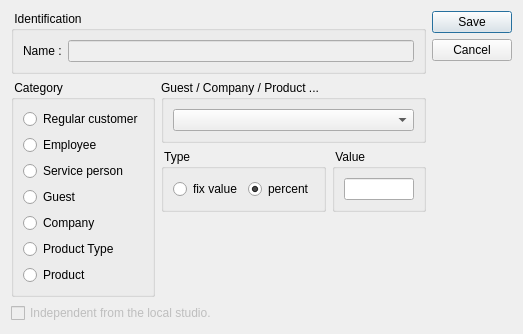
This is client/dlgdiscountedit.ui in tbikfalvi/Belenus as Qt 5 draws it before an edit. The edited form follows.
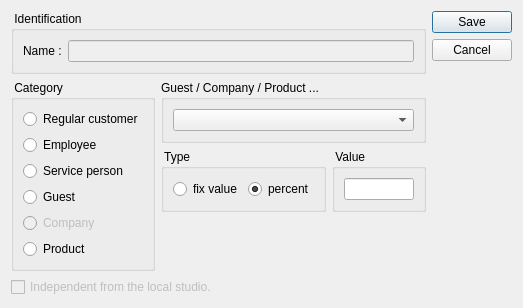
This is the edited form.

The edit to the form file:
```diff
--- a/client/dlgdiscountedit.ui
+++ b/client/dlgdiscountedit.ui
@@ -7,7 +7,7 @@
     <x>0</x>
     <y>0</y>
     <width>496</width>
-    <height>294</height>
+    <height>271</height>
    </rect>
   </property>
   <property name="windowTitle">
@@ -83,20 +83,13 @@
             <item>
              <widget class="QRadioButton" name="rbCompany">
               <property name="enabled">
-               <bool>true</bool>
+               <bool>false</bool>
               </property>
               <property name="text">
                <string>Company</string>
               </property>
              </widget>
             </item>
-            <item>
-             <widget class="QRadioButton" name="rbProductType">
-              <property name="text">
-               <string>Product Type</string>
-              </property>
-             </widget>
-            </item>
             <item>
              <widget class="QRadioButton" name="rbProduct">
               <property name="text">
```
